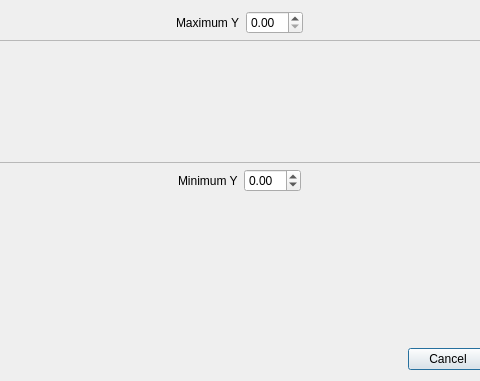
Above: src/manualscale.ui from hobrasoft/simul6 before the change; both pictures show x 103 to 583 and y 0 to 381 of the 688 by 381 pixel window. Below: the same form after it.
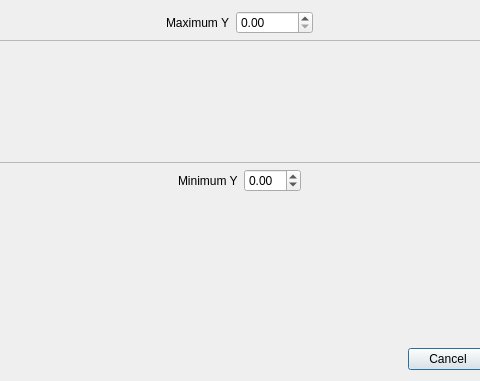
That is the form after the change.

Commit message: Adjusted manual scale range

Diff of the .ui file:
```diff
--- a/src/manualscale.ui
+++ b/src/manualscale.ui
@@ -39,7 +39,11 @@
         </widget>
        </item>
        <item>
-        <widget class="QDoubleSpinBox" name="f_top"/>
+        <widget class="QDoubleSpinBox" name="f_top">
+         <property name="maximum">
+          <double>10000.000000000000000</double>
+         </property>
+        </widget>
        </item>
        <item>
         <spacer name="horizontalSpacer_2">
```
